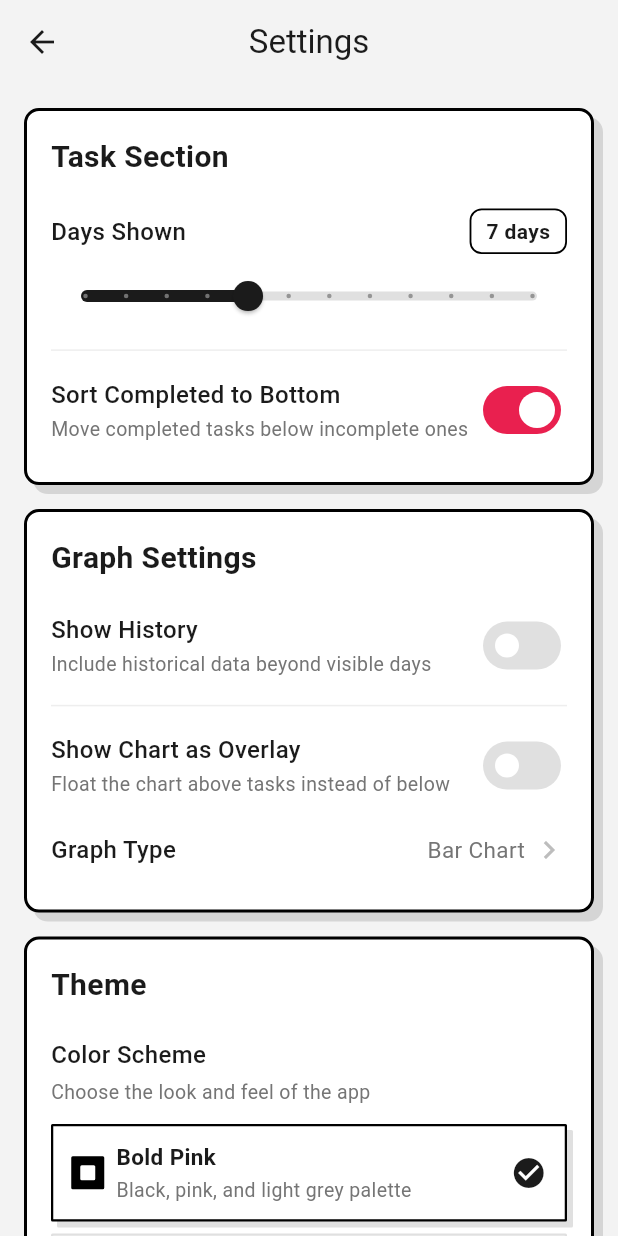
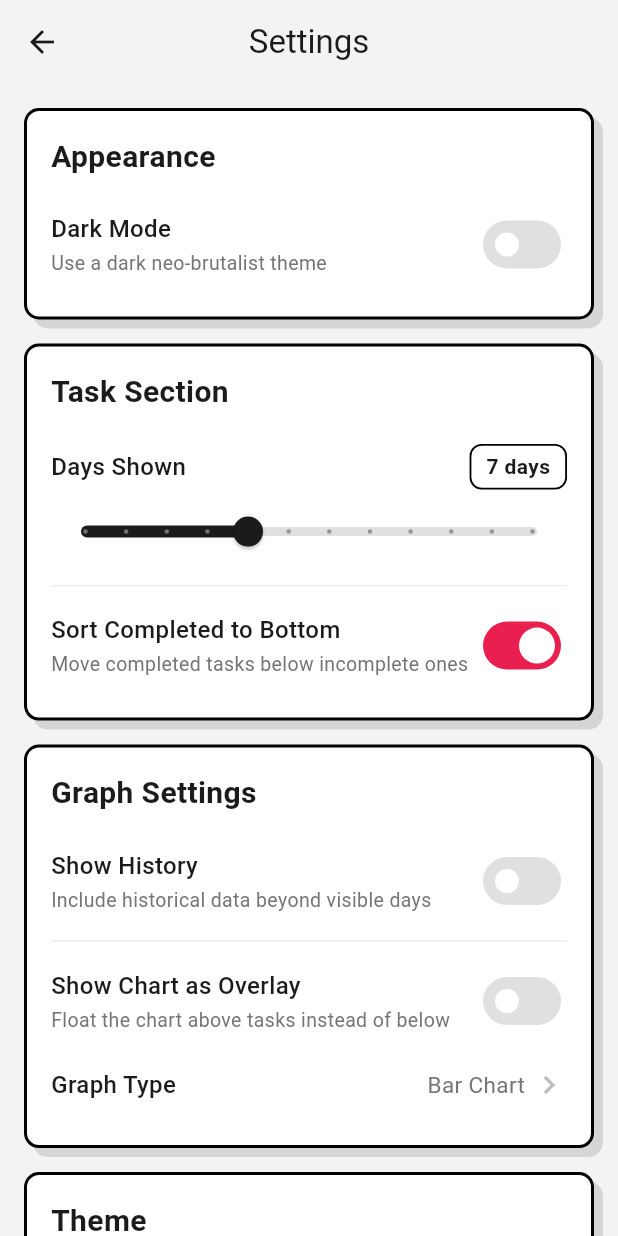
Before and after one commit to GabiYamato/barebonesgoals, a Flutter app: the SettingsScreen screen opened directly with empty values, on a phone screen of 412 x 824 dp. Run offline on Flutter 3.47's test engine with Material 3 defaults, Android fonts, the phone set to English and light mode, and no system bars; our stand-ins replace confetti, file_picker, share_plus, shared_preferences; accounts and stored records are empty.

Commit message:
v2.8.5 (dark mode)

```diff
--- a/app_files/lib/models/app_settings.dart
+++ b/app_files/lib/models/app_settings.dart
@@ -12,6 +12,7 @@ class AppSettings {
   final bool sortCompletedToBottom;
   final bool chartAsOverlay;
   final ThemeScheme themeScheme;
+  final bool isDarkMode;
 
   AppSettings({
     this.showHistoryInGraph = false,
@@ -21,6 +22,7 @@ class AppSettings {
     this.sortCompletedToBottom = true,
     this.chartAsOverlay = false,
     this.themeScheme = ThemeScheme.palette,
+    this.isDarkMode = false,
   });
 
   AppSettings copyWith({
@@ -31,6 +33,7 @@ class AppSettings {
     bool? sortCompletedToBottom,
     bool? chartAsOverlay,
     ThemeScheme? themeScheme,
+    bool? isDarkMode,
   }) {
     return AppSettings(
       showHistoryInGraph: showHistoryInGraph ?? this.showHistoryInGraph,
@@ -42,6 +45,7 @@ class AppSettings {
           sortCompletedToBottom ?? this.sortCompletedToBottom,
       chartAsOverlay: chartAsOverlay ?? this.chartAsOverlay,
       themeScheme: themeScheme ?? this.themeScheme,
+      isDarkMode: isDarkMode ?? this.isDarkMode,
     );
   }
 
@@ -54,6 +58,7 @@ class AppSettings {
       'sortCompletedToBottom': sortCompletedToBottom,
       'chartAsOverlay': chartAsOverlay,
       'themeScheme': themeScheme.index,
+      'isDarkMode': isDarkMode,
     };
   }
 
@@ -71,6 +76,7 @@ class AppSettings {
                 ThemeScheme.values.length - 1,
               ) ??
               0],
+      isDarkMode: json['isDarkMode'] as bool? ?? false,
     );
   }
 
--- a/app_files/lib/screens/settings_screen.dart
+++ b/app_files/lib/screens/settings_screen.dart
@@ -139,6 +139,53 @@ class _SettingsScreenState extends State<SettingsScreen> {
       body: ListView(
         padding: const EdgeInsets.all(16),
         children: [
+          // Appearance
+          _buildSectionCard(
+            title: 'Appearance',
+            children: [
+              Padding(
+                padding: const EdgeInsets.symmetric(vertical: 8),
+                child: Row(
+                  mainAxisAlignment: MainAxisAlignment.spaceBetween,
+                  children: [
+                    Expanded(
+                      child: Column(
+                        crossAxisAlignment: CrossAxisAlignment.start,
+                        children: [
+                          const Text(
+                            'Dark Mode',
+                            style: TextStyle(
+                              fontSize: 16,
+                              fontWeight: FontWeight.w500,
+                            ),
+                          ),
+                          const SizedBox(height: 2),
+                          Text(
+                            'Use a dark neo-brutalist theme',
+                            style: TextStyle(
+                              fontSize: 13,
+                              color: Colors.grey.shade600,
+                            ),
+                          ),
+                        ],
+                      ),
+                    ),
+                    Switch.adaptive(
+                      value: _settings.isDarkMode,
+                      onChanged: (value) {
+                        _updateSettings(
+                          _settings.copyWith(isDarkMode: value),
+                        );
+                      },
+                    ),
+                  ],
+                ),
+              ),
+            ],
+          ),
+
+          const SizedBox(height: 16),
+
           // Task Section Settings
           _buildSectionCard(
             title: 'Task Section',
--- a/app_files/lib/theme/neo_brutalist_theme.dart
+++ b/app_files/lib/theme/neo_brutalist_theme.dart
@@ -24,6 +24,7 @@ class AppThemeColors {
 
 class AppTheme {
   static ThemeScheme _activeScheme = ThemeScheme.palette;
+  static bool _isDark = false;
 
   static const Map<ThemeScheme, AppThemeColors> _schemes = {
     ThemeScheme.palette: AppThemeColors(
@@ -46,11 +47,34 @@ class AppTheme {
     ),
   };
 
-  static void setScheme(ThemeScheme scheme) {
+  static const Map<ThemeScheme, AppThemeColors> _darkSchemes = {
+    ThemeScheme.palette: AppThemeColors(
+      primary: Colors.white,
+      secondary: Color(0xFFE9204F),
+      background: Color(0xFF0F0F0F),
+      surface: Color(0xFF1B1B1B),
+      completed: Color(0xFFE9204F),
+      chart: Color(0xFFE9204F),
+      error: Color(0xFFFF4D4D),
+    ),
+    ThemeScheme.classic: AppThemeColors(
+      primary: Colors.white,
+      secondary: Color(0xFF34C759),
+      background: Color(0xFF0F0F0F),
+      surface: Color(0xFF1A1A1A),
+      completed: Color(0xFF34C759),
+      chart: Color(0xFF00A3FF),
+      error: Color(0xFFFF4D4D),
+    ),
+  };
+
+  static void setScheme(ThemeScheme scheme, {bool isDark = false}) {
     _activeScheme = scheme;
+    _isDark = isDark;
   }
 
-  static AppThemeColors get colors => _schemes[_activeScheme]!;
+  static AppThemeColors get colors =>
+      (_isDark ? _darkSchemes : _schemes)[_activeScheme]!;
 
   static Color get primaryColor => colors.primary;
   static Color get secondaryColor => colors.secondary;
@@ -65,14 +89,16 @@ class AppTheme {
   static const double cellSpacing = 4.0;
 
   // Theme data factory for a specific scheme
-  static ThemeData themeData(ThemeScheme scheme) {
-    final c = _schemes[scheme]!;
+  static ThemeData themeData(ThemeScheme scheme, {bool isDark = false}) {
+    final c = (isDark ? _darkSchemes : _schemes)[scheme]!;
+    final brightness = isDark ? Brightness.dark : Brightness.light;
     return ThemeData(
       useMaterial3: true,
-      colorScheme: ColorScheme.light(
+      brightness: brightness,
+      colorScheme: (isDark ? ColorScheme.dark : ColorScheme.light)(
         primary: c.primary,
         secondary: c.secondary,
-        surface: c.background,
+        surface: c.surface,
         onPrimary: Colors.white,
         onSecondary: Colors.white,
         onSurface: c.primary,
@@ -160,13 +186,16 @@ class AppTheme {
       listTileTheme: const ListTileThemeData(
         contentPadding: EdgeInsets.symmetric(horizontal: 0, vertical: 4),
       ),
+      textTheme: ThemeData(brightness: brightness)
+          .textTheme
+          .apply(bodyColor: c.primary, displayColor: c.primary),
     );
   }
 
   // Cell decoration for completion grid
   static BoxDecoration completedCellDecoration(bool isCompleted) =>
       BoxDecoration(
-        color: isCompleted ? colors.completed : Colors.white,
+        color: isCompleted ? colors.completed : colors.surface,
         borderRadius: BorderRadius.circular(1),
         border: Border.all(color: Colors.black54, width: 1.4),
         boxShadow: const [
```
Also changed, not shown: app_files/lib/main.dart (+58 -14 lines).
